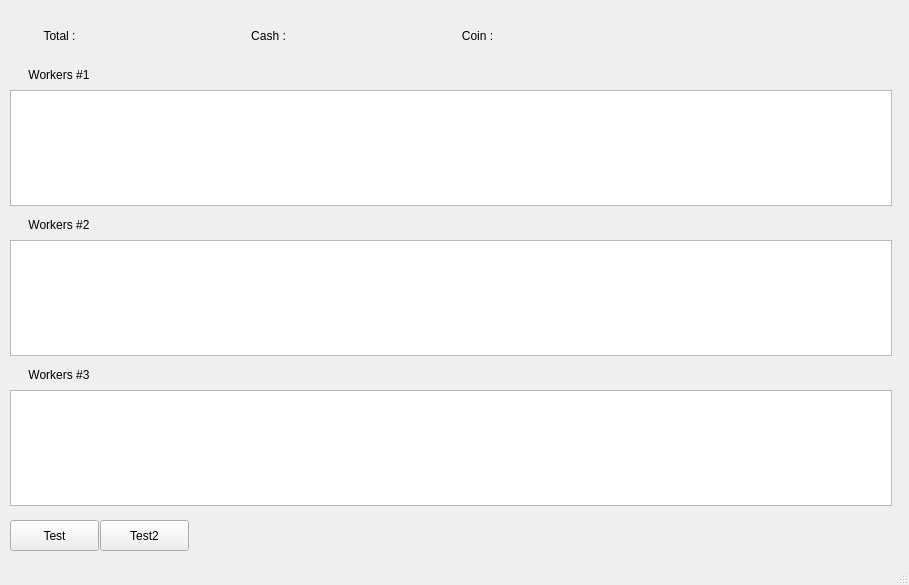
This is VC/interface.ui in naikiki87/python as Qt 5 draws it before an edit. The edited form follows.
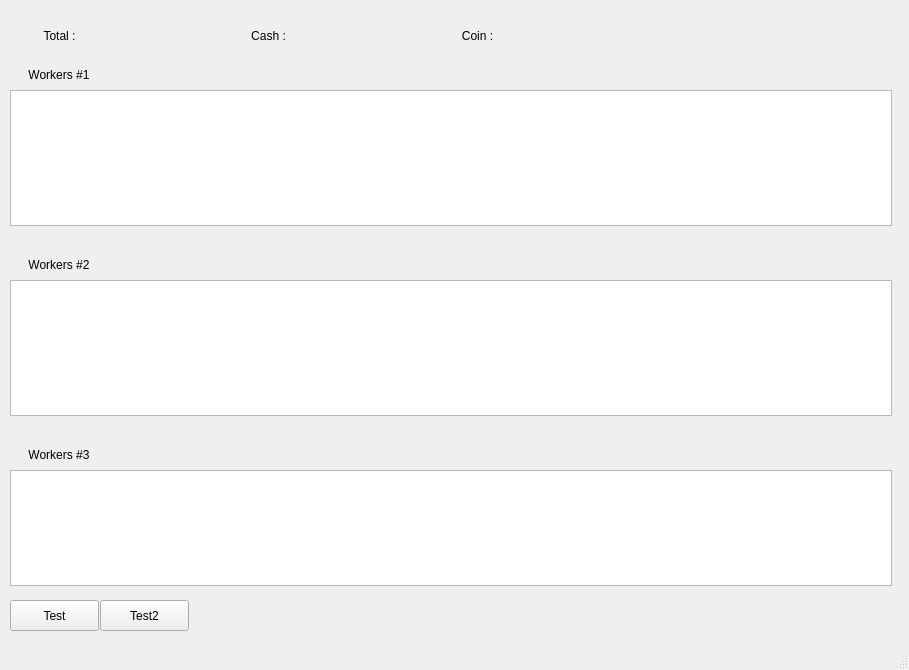
This is the edited form.

What changed in the file:
```diff
--- a/VC/interface.ui
+++ b/VC/interface.ui
@@ -7,7 +7,7 @@
     <x>0</x>
     <y>0</y>
     <width>909</width>
-    <height>585</height>
+    <height>670</height>
    </rect>
   </property>
   <property name="baseSize">
@@ -26,7 +26,7 @@
       <x>10</x>
       <y>90</y>
       <width>882</width>
-      <height>116</height>
+      <height>136</height>
      </rect>
     </property>
     <property name="rowCount">
@@ -155,7 +155,7 @@
     <property name="geometry">
      <rect>
       <x>10</x>
-      <y>520</y>
+      <y>600</y>
       <width>89</width>
       <height>31</height>
      </rect>
@@ -168,7 +168,7 @@
     <property name="geometry">
      <rect>
       <x>100</x>
-      <y>520</y>
+      <y>600</y>
       <width>89</width>
       <height>31</height>
      </rect>
@@ -200,9 +200,9 @@
     <property name="geometry">
      <rect>
       <x>10</x>
-      <y>240</y>
+      <y>280</y>
       <width>882</width>
-      <height>116</height>
+      <height>136</height>
      </rect>
     </property>
     <property name="rowCount">
@@ -228,7 +228,7 @@
     <property name="geometry">
      <rect>
       <x>10</x>
-      <y>210</y>
+      <y>250</y>
       <width>98</width>
       <height>29</height>
      </rect>
@@ -247,7 +247,7 @@
     <property name="geometry">
      <rect>
       <x>10</x>
-      <y>360</y>
+      <y>440</y>
       <width>98</width>
       <height>29</height>
      </rect>
@@ -263,7 +263,7 @@
     <property name="geometry">
      <rect>
       <x>10</x>
-      <y>390</y>
+      <y>470</y>
       <width>882</width>
       <height>116</height>
      </rect>
```
